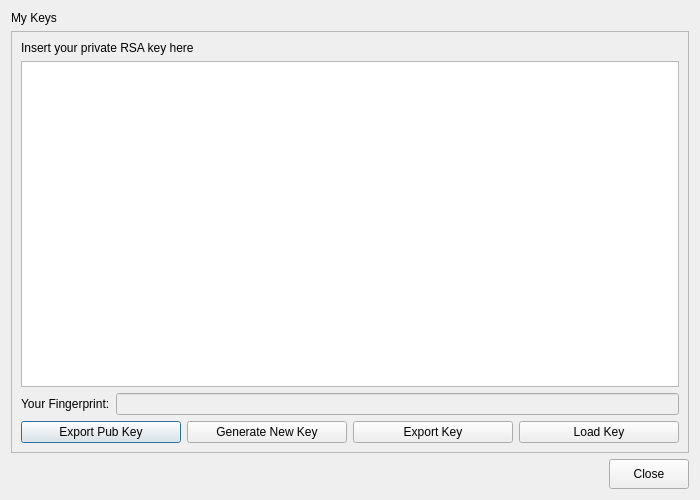
k3an3/InshtantMeshenger, file inshtant_meshenger/inshtant_meshenger_gui/pgp.ui: the form before one commit.
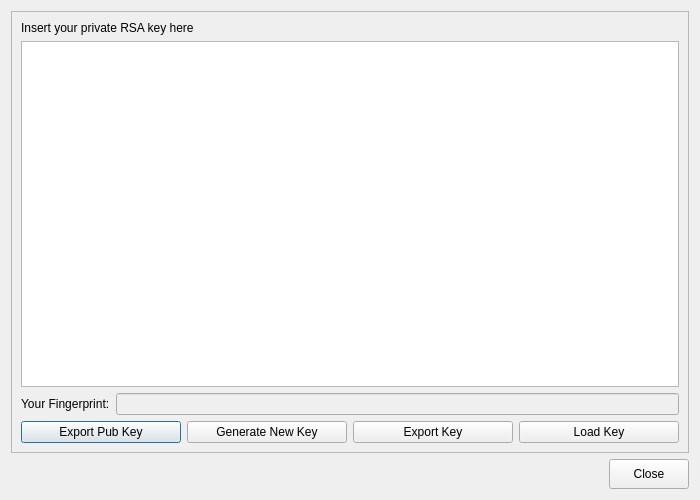
The form after the commit.

Diff of the .ui file:
```diff
--- a/inshtant_meshenger/inshtant_meshenger_gui/pgp.ui
+++ b/inshtant_meshenger/inshtant_meshenger_gui/pgp.ui
@@ -14,13 +14,6 @@
    <string>Dialog</string>
   </property>
   <layout class="QVBoxLayout" name="verticalLayout_3">
-   <item>
-    <widget class="QLabel" name="label_2">
-     <property name="text">
-      <string>My Keys</string>
-     </property>
-    </widget>
-   </item>
    <item>
     <widget class="QSplitter" name="splitter_2">
      <property name="orientation">
```
Left out of the diff: 2 changed lines with no effect on the pictures.
